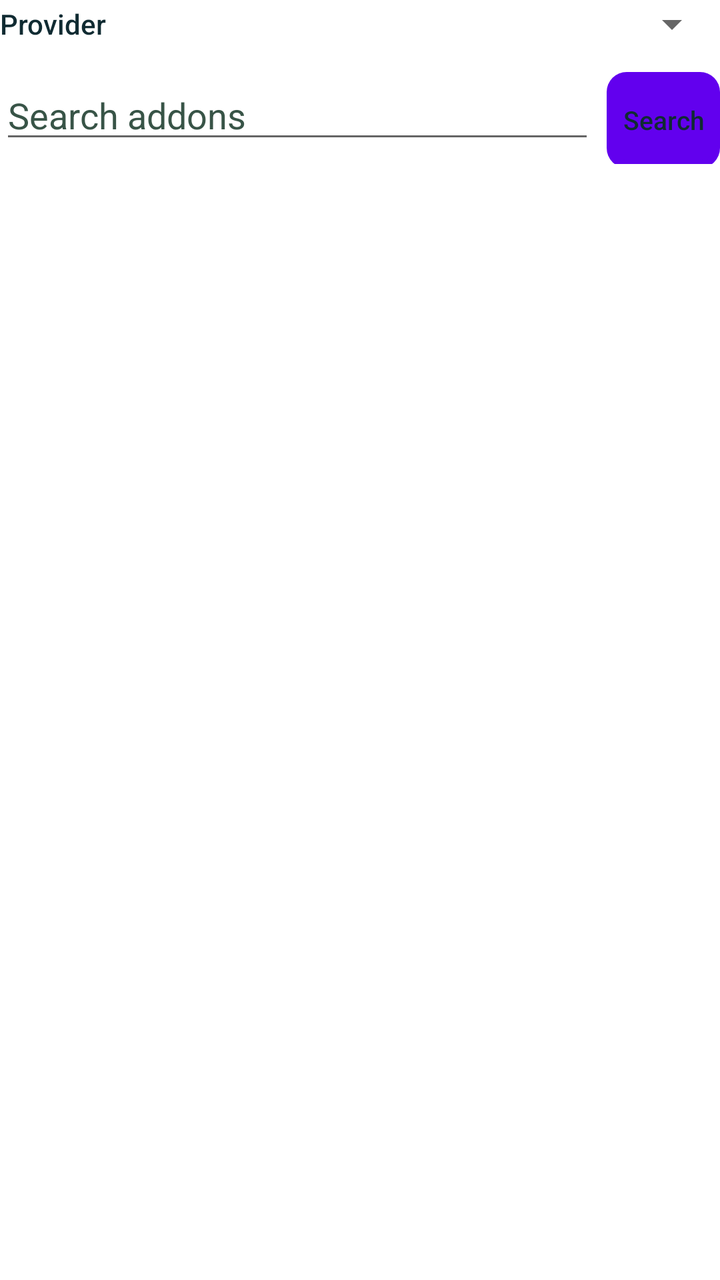
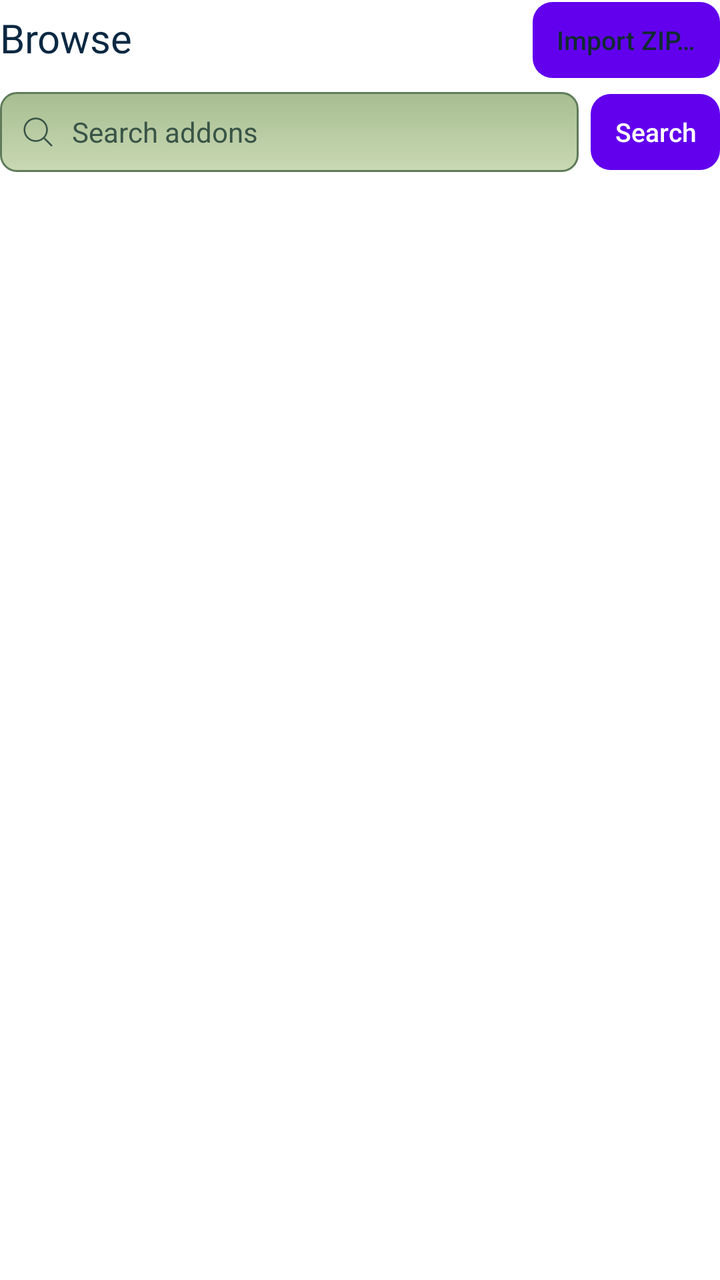

The first picture is an Android layout as it rendered before a commit; the second is the same layout after the commit. The layout source and the unified diff follow.
<!-- AndroidManifest.xml: fallback theme Theme.MaterialComponents.DayNight.NoActionBar -->
<!-- res/layout/fragment_addons_browse.xml -->
<?xml version="1.0" encoding="utf-8"?>
<LinearLayout
    xmlns:android="http://schemas.android.com/apk/res/android"
    android:layout_width="match_parent"
    android:layout_height="match_parent"
    android:orientation="vertical">
    <LinearLayout
        android:layout_width="match_parent"
        android:layout_height="wrap_content"
        android:gravity="center_vertical"
        android:orientation="horizontal">
        <TextView
            style="@style/WeHavePhonesSectionLabel"
            android:layout_width="wrap_content"
            android:layout_marginTop="0dp"
            android:layout_marginBottom="0dp"
            android:text="@string/wehavephones_addons_provider" />
        <Spinner
            android:id="@+id/SPBrowseProvider"
            android:layout_width="0dp"
            android:layout_height="wrap_content"
            android:layout_marginStart="8dp"
            android:layout_weight="1" />
    </LinearLayout>
    <LinearLayout
        android:layout_width="match_parent"
        android:layout_height="wrap_content"
        android:layout_marginTop="6dp"
        android:gravity="center_vertical"
        android:orientation="horizontal">
        <EditText
            android:id="@+id/ETBrowseQuery"
            android:layout_width="0dp"
            android:layout_height="wrap_content"
            android:layout_weight="1"
            android:hint="@string/wehavephones_addons_search_hint"
            android:imeOptions="actionSearch"
            android:importantForAutofill="no"
            android:inputType="text"
            android:maxLines="1"
            android:textColor="@color/wehavephones_text"
            android:textColorHint="@color/wehavephones_text_dim" />
        <Button
            android:id="@+id/BTBrowseSearch"
            style="@style/WeHavePhonesButtonSmall"
            android:layout_marginStart="6dp"
            android:text="@string/wehavephones_addons_search" />
    </LinearLayout>
    <TextView
        android:id="@+id/TVBrowseStatus"
        android:layout_width="match_parent"
        android:layout_height="wrap_content"
        android:layout_marginTop="6dp"
        android:lineSpacingExtra="3dp"
        android:textColor="@color/wehavephones_text_dim"
        android:textSize="12sp" />
    <ScrollView
        android:layout_width="match_parent"
        android:layout_height="0dp"
        android:layout_marginTop="4dp"
        android:layout_weight="1"
        android:scrollbars="vertical"
        android:scrollbarStyle="insideInset">
        <LinearLayout
            android:id="@+id/LLBrowseRows"
            android:layout_width="match_parent"
            android:layout_height="wrap_content"
            android:orientation="vertical"
            android:paddingBottom="16dp" />
    </ScrollView>
</LinearLayout>
<!-- resources referenced by this layout -->
<resources>
  <string name="wehavephones_addons_provider">Provider</string>
  <style name="WeHavePhonesSectionLabel">
          <item name="android:layout_width">match_parent</item>
          <item name="android:layout_height">wrap_content</item>
          <item name="android:fontFamily">sans-serif-medium</item>
          <item name="android:textColor">@color/wehavephones_text</item>
          <item name="android:textSize">14sp</item>
          <item name="android:letterSpacing">0</item>
          <item name="android:layout_marginTop">16dp</item>
          <item name="android:layout_marginBottom">6dp</item>
      </style>
  <!-- unchanged entries left out for length: 9 -->
</resources>

<!-- the commit's change to res/layout/fragment_addons_browse.xml (unified diff, before → after) -->
@@ -8,19 +8,17 @@
         android:layout_width="match_parent"
         android:layout_height="wrap_content"
         android:gravity="center_vertical"
+        android:minHeight="40dp"
         android:orientation="horizontal">
         <TextView
-            style="@style/WeHavePhonesSectionLabel"
-            android:layout_width="wrap_content"
-            android:layout_marginTop="0dp"
-            android:layout_marginBottom="0dp"
-            android:text="@string/wehavephones_addons_provider" />
-        <Spinner
-            android:id="@+id/SPBrowseProvider"
+            style="@style/WeHavePhonesAddonsTitle"
             android:layout_width="0dp"
-            android:layout_height="wrap_content"
-            android:layout_marginStart="8dp"
-            android:layout_weight="1" />
+            android:layout_weight="1"
+            android:text="@string/wehavephones_addons_browse" />
+        <Button
+            android:id="@+id/BTBrowseImport"
+            style="@style/WeHavePhonesButtonCompact"
+            android:text="@string/wehavephones_addons_import_ellipsis" />
     </LinearLayout>
     <LinearLayout
         android:layout_width="match_parent"
@@ -28,21 +26,36 @@
         android:layout_marginTop="6dp"
         android:gravity="center_vertical"
         android:orientation="horizontal">
+        <Spinner
+            android:id="@+id/SPBrowseProvider"
+            android:layout_width="wrap_content"
+            android:layout_height="40dp"
+            android:layout_marginEnd="6dp"
+            android:background="@drawable/wehavephones_dropdown"
+            android:popupBackground="@drawable/wehavephones_card_background"
+            android:visibility="gone" />
         <EditText
             android:id="@+id/ETBrowseQuery"
             android:layout_width="0dp"
-            android:layout_height="wrap_content"
+            android:layout_height="40dp"
             android:layout_weight="1"
+            android:background="@drawable/wehavephones_field"
+            android:drawableStart="@drawable/wehavephones_ic_search"
+            android:drawablePadding="8dp"
+            android:drawableTint="@color/wehavephones_text_dim"
             android:hint="@string/wehavephones_addons_search_hint"
-            android:imeOptions="actionSearch"
+            android:imeOptions="actionSearch|flagNoExtractUi"
             android:importantForAutofill="no"
             android:inputType="text"
             android:maxLines="1"
+            android:paddingLeft="10dp"
+            android:paddingRight="10dp"
             android:textColor="@color/wehavephones_text"
-            android:textColorHint="@color/wehavephones_text_dim" />
+            android:textColorHint="@color/wehavephones_text_dim"
+            android:textSize="14sp" />
         <Button
             android:id="@+id/BTBrowseSearch"
-            style="@style/WeHavePhonesButtonSmall"
+            style="@style/WeHavePhonesButtonCompactPrimary"
             android:layout_marginStart="6dp"
             android:text="@string/wehavephones_addons_search" />
     </LinearLayout>
@@ -57,15 +70,15 @@
     <ScrollView
         android:layout_width="match_parent"
         android:layout_height="0dp"
-        android:layout_marginTop="4dp"
+        android:layout_marginTop="2dp"
         android:layout_weight="1"
-        android:scrollbars="vertical"
-        android:scrollbarStyle="insideInset">
+        android:scrollbarStyle="insideInset"
+        android:scrollbars="vertical">
         <LinearLayout
             android:id="@+id/LLBrowseRows"
             android:layout_width="match_parent"
             android:layout_height="wrap_content"
             android:orientation="vertical"
-            android:paddingBottom="16dp" />
+            android:paddingBottom="8dp" />
     </ScrollView>
 </LinearLayout>
<!-- resource entries referenced after the edit -->
@@ -1,16 +1,208 @@
 <!-- resources referenced by this layout -->
 <resources>
-  <string name="wehavephones_addons_provider">Provider</string>
-  <style name="WeHavePhonesSectionLabel">
+  <!-- drawable wehavephones_card_background (drawable) -->
+  <?xml version="1.0" encoding="utf-8"?>
+  <shape
+      xmlns:android="http://schemas.android.com/apk/res/android"
+      android:shape="rectangle">
+      <corners
+          android:radius="12dp" />
+      <gradient
+          android:angle="270"
+          android:startColor="#CBDCB6"
+          android:endColor="#B1C99D" />
+      <stroke
+          android:width="1dp"
+          android:color="#6C8664" />
+  </shape>
+  <!-- drawable wehavephones_dropdown (drawable) -->
+  <?xml version="1.0" encoding="utf-8"?>
+  <layer-list
+      xmlns:android="http://schemas.android.com/apk/res/android">
+      <item
+          android:drawable="@drawable/wehavephones_field" />
+      <item
+          android:drawable="@drawable/wehavephones_ic_chevron_down"
+          android:gravity="end|center_vertical"
+          android:right="14dp" />
+  </layer-list>
+  <!-- drawable wehavephones_field (drawable) -->
+  <?xml version="1.0" encoding="utf-8"?>
+  <shape
+      xmlns:android="http://schemas.android.com/apk/res/android"
+      android:shape="rectangle">
+      <corners
+          android:radius="8dp" />
+      <gradient
+          android:angle="270"
+          android:startColor="#A7BD91"
+          android:endColor="#C9D9B3" />
+      <stroke
+          android:width="1dp"
+          android:color="#5F7B59" />
+  </shape>
+  <!-- drawable wehavephones_ic_search (drawable) -->
+  <?xml version="1.0" encoding="utf-8"?>
+  <vector xmlns:android="http://schemas.android.com/apk/res/android"
+      android:width="18dp"
+      android:height="18dp"
+      android:viewportWidth="256"
+      android:viewportHeight="256">
+      <path android:fillColor="#FFFFFFFF" android:pathData="M228.24,219.76l-51.38-51.38a86.15,86.15,0,1,0-8.48,8.48l51.38,51.38a6,6,0,0,0,8.48-8.48ZM38,112a74,74,0,1,1,74,74A74.09,74.09,0,0,1,38,112Z" />
+  </vector>
+  <string name="wehavephones_addons_browse">Browse</string>
+  <string name="wehavephones_addons_import_ellipsis">Import ZIP\u2026</string>
+  <style name="WeHavePhonesAddonsTitle" parent="WeHavePhonesHeader">
+          <item name="android:layout_width">wrap_content</item>
+          <item name="android:textSize">20sp</item>
+          <item name="android:maxLines">1</item>
+      </style>
+  <style name="WeHavePhonesButtonCompact" parent="WeHavePhonesButtonSmall">
+          <item name="android:layout_height">38dp</item>
+          <item name="android:layout_marginTop">0dp</item>
+          <item name="android:paddingLeft">12dp</item>
+          <item name="android:paddingRight">12dp</item>
+          <item name="android:drawablePadding">6dp</item>
+          <item name="android:drawableTint">@color/wehavephones_text</item>
+          <item name="android:maxLines">1</item>
+      </style>
+  <style name="WeHavePhonesButtonCompactPrimary" parent="WeHavePhonesButtonCompact">
+          <item name="android:background">@drawable/wehavephones_button_primary</item>
+          <item name="android:textColor">@color/wehavephones_key_text</item>
+          <item name="android:drawableTint">@color/wehavephones_key_text</item>
+      </style>
+  <!-- drawable wehavephones_ic_chevron_down (drawable) -->
+  <?xml version="1.0" encoding="utf-8"?>
+  <vector
+      xmlns:android="http://schemas.android.com/apk/res/android"
+      android:width="14dp"
+      android:height="14dp"
+      android:viewportWidth="256"
+      android:viewportHeight="256">
+      <path
+          android:fillColor="@color/wehavephones_accent"
+          android:pathData="M212.24,100.24l-80,80a6,6,0,0,1-8.48,0l-80-80a6,6,0,0,1,8.48-8.48L128,167.51l75.76-75.75a6,6,0,0,1,8.48,8.48Z" />
+  </vector>
+  <style name="WeHavePhonesHeader">
           <item name="android:layout_width">match_parent</item>
           <item name="android:layout_height">wrap_content</item>
-          <item name="android:fontFamily">sans-serif-medium</item>
-          <item name="android:textColor">@color/wehavephones_text</item>
-          <item name="android:textSize">14sp</item>
-          <item name="android:letterSpacing">0</item>
-          <item name="android:layout_marginTop">16dp</item>
-          <item name="android:layout_marginBottom">6dp</item>
-      </style>
+          <item name="android:fontFamily">@font/wehavephones_lcd</item>
+          <item name="android:textColor">@color/wehavephones_text_title</item>
+          <item name="android:textSize">28sp</item>
+          <item name="android:includeFontPadding">false</item>
+      </style>
+  <!-- drawable wehavephones_button_primary (drawable) -->
+  <?xml version="1.0" encoding="utf-8"?>
+  <selector
+      xmlns:android="http://schemas.android.com/apk/res/android">
+      <item
+          android:state_enabled="false"
+          android:drawable="@drawable/wehavephones_button_primary_disabled" />
+      <item
+          android:state_pressed="true"
+          android:drawable="@drawable/wehavephones_button_primary_pressed" />
+      <item
+          android:drawable="@drawable/wehavephones_button_primary_normal" />
+  </selector>
+  <color name="wehavephones_key_text">#FFFFFF</color>
+  <color name="wehavephones_accent">#164C87</color>
+  <color name="wehavephones_text_title">#0B2842</color>
+  <!-- drawable wehavephones_button_primary_disabled (drawable) -->
+  <?xml version="1.0" encoding="utf-8"?>
+  <layer-list
+      xmlns:android="http://schemas.android.com/apk/res/android">
+      <item>
+          <shape
+              android:shape="rectangle">
+              <corners
+                  android:radius="10dp" />
+              <solid
+                  android:color="#06162D" />
+          </shape>
+      </item>
+      <item
+          android:left="1dp"
+          android:top="1dp"
+          android:right="1dp"
+          android:bottom="3dp">
+          <shape
+              android:shape="rectangle">
+              <corners
+                  android:radius="9dp" />
+              <gradient
+                  android:angle="270"
+                  android:startColor="#5B7384"
+                  android:endColor="#3F556B" />
+              <stroke
+                  android:width="1dp"
+                  android:color="#61777C" />
+          </shape>
+      </item>
+  </layer-list>
+  <!-- drawable wehavephones_button_primary_pressed (drawable) -->
+  <?xml version="1.0" encoding="utf-8"?>
+  <layer-list
+      xmlns:android="http://schemas.android.com/apk/res/android">
+      <item>
+          <shape
+              android:shape="rectangle">
+              <corners
+                  android:radius="10dp" />
+              <solid
+                  android:color="#06162D" />
+          </shape>
+      </item>
+      <item
+          android:left="1dp"
+          android:top="1dp"
+          android:right="1dp"
+          android:bottom="3dp">
+          <shape
+              android:shape="rectangle">
+              <corners
+                  android:radius="9dp" />
+              <gradient
+                  android:angle="270"
+                  android:startColor="#105294"
+                  android:endColor="#0A3971" />
+              <stroke
+                  android:width="1dp"
+                  android:color="#86C9F4" />
+          </shape>
+      </item>
+  </layer-list>
+  <!-- drawable wehavephones_button_primary_normal (drawable) -->
+  <?xml version="1.0" encoding="utf-8"?>
+  <layer-list
+      xmlns:android="http://schemas.android.com/apk/res/android">
+      <item>
+          <shape
+              android:shape="rectangle">
+              <corners
+                  android:radius="10dp" />
+              <solid
+                  android:color="#06162D" />
+          </shape>
+      </item>
+      <item
+          android:left="1dp"
+          android:top="1dp"
+          android:right="1dp"
+          android:bottom="3dp">
+          <shape
+              android:shape="rectangle">
+              <corners
+                  android:radius="9dp" />
+              <gradient
+                  android:angle="270"
+                  android:startColor="#2272BA"
+                  android:endColor="#1059AF" />
+              <stroke
+                  android:width="1dp"
+                  android:color="#75BDF4" />
+          </shape>
+      </item>
+  </layer-list>
   <!-- unchanged entries left out for length: 9 -->
 </resources>
 
